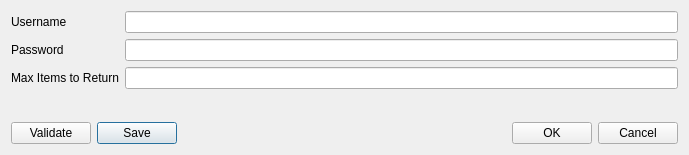
Before: the Qt Designer form Settings/Settings.ui in nagyistge/DGConnect, drawn with Qt 5.
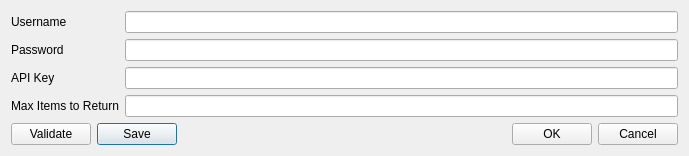
After: the same form once the commit is applied.

Patch:
```diff
--- a/Settings/Settings.ui
+++ b/Settings/Settings.ui
@@ -78,6 +78,16 @@
       </widget>
      </item>
      <item row="2" column="0">
+      <widget class="QLabel" name="api_key_label">
+       <property name="text">
+        <string>API Key</string>
+       </property>
+      </widget>
+     </item>
+     <item row="2" column="1">
+      <widget class="QLineEdit" name="api_key"/>
+     </item>
+     <item row="3" column="0">
       <widget class="QLabel" name="max_items_to_return_label">
        <property name="text">
         <string>Max Items to Return</string>
@@ -87,7 +97,7 @@
        </property>
       </widget>
      </item>
-     <item row="2" column="1">
+     <item row="3" column="1">
       <widget class="QLineEdit" name="max_items_to_return"/>
      </item>
     </layout>
```
